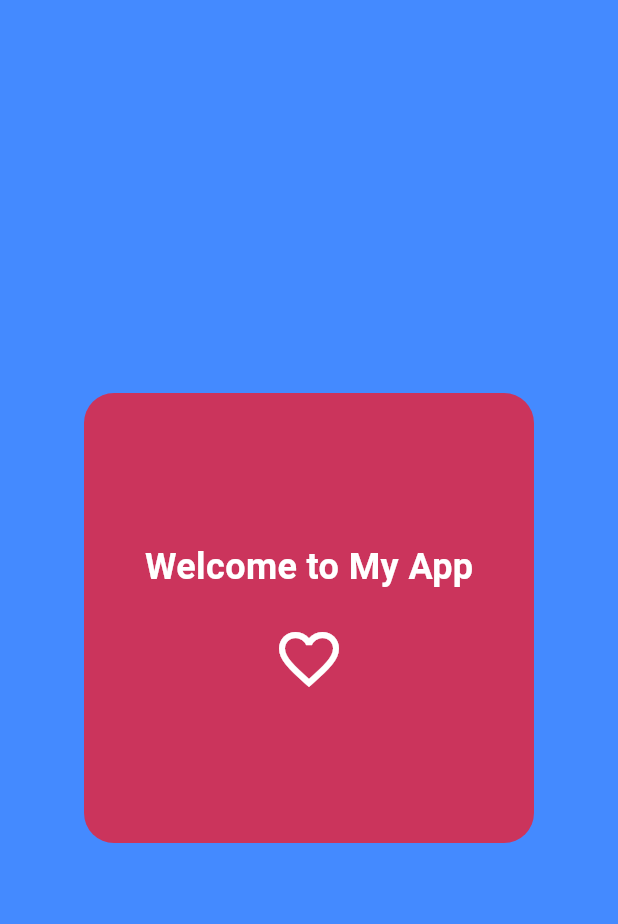
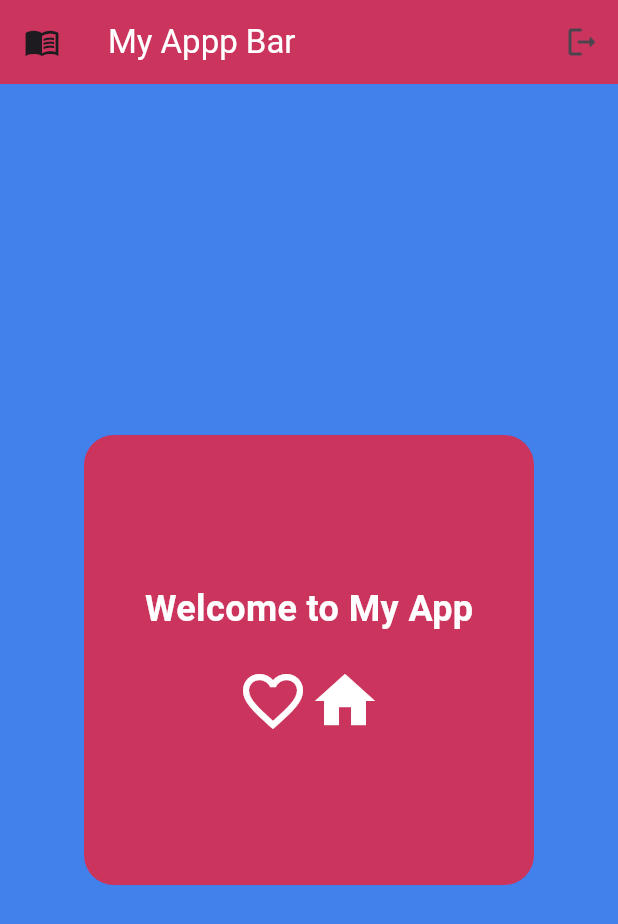
Before and after one commit to BunthongDev/Flutter-basic, a Flutter app: the screen it shows after launch, on a phone screen of 412 x 824 dp. Shown: the top 924 px of the screen. Run offline on Flutter 3.47's test engine with Material 3 defaults, Android fonts, the phone set to English and light mode, and no system bars.

Commit message:
Add appBar

```diff
--- a/lib/main.dart
+++ b/lib/main.dart
@@ -13,7 +13,29 @@ class MyApp extends StatelessWidget {
   Widget build(BuildContext context) {
     return MaterialApp(
       home: Scaffold(
-        backgroundColor: Colors.blueAccent[200],
+        backgroundColor: const Color.fromARGB(255, 66, 128, 236),
+
+        // appBar
+        appBar: AppBar(
+          title: Text(
+            "My Appp Bar",
+            style: TextStyle(
+              color: Colors.white, // set text color to white
+            ),
+          ),
+
+          backgroundColor: const Color.fromARGB(255, 203, 52, 92),
+          elevation: 0, // for remove shadow
+          leading: Icon(Icons.menu_book_sharp), // icon
+          actions: [
+            IconButton(
+              onPressed: () {},
+              icon: Icon(Icons.logout_rounded),
+            ),
+          ],
+        ),
+
+        // body app
         body: Center(
           child: Container(
             height: 300,
@@ -24,7 +46,7 @@ class MyApp extends StatelessWidget {
             ),
             padding: const EdgeInsets.all(20), // Padding inside the container
 
-
+            // use column to both the text and the icon
             child: Column(
               mainAxisAlignment: MainAxisAlignment.center,
               children: [
@@ -37,11 +59,22 @@ class MyApp extends StatelessWidget {
                   ),
                 ),
                 const SizedBox(height: 20), // Space between text and icon
-                const Icon(
-                  Icons.favorite_outline,
-                  color: Colors.white,
-                  size: 48,
-                ),
+
+                Row(
+                  mainAxisAlignment: MainAxisAlignment.center,
+                  children: const [
+                    Icon(
+                      Icons.favorite_outline,
+                      color: Colors.white,
+                      size: 48,
+                    ),
+                    Icon(
+                      Icons.home,
+                      color: Colors.white,
+                      size: 48,
+                    ),
+                  ],
+                )
               ],
             ),
           ),
```
